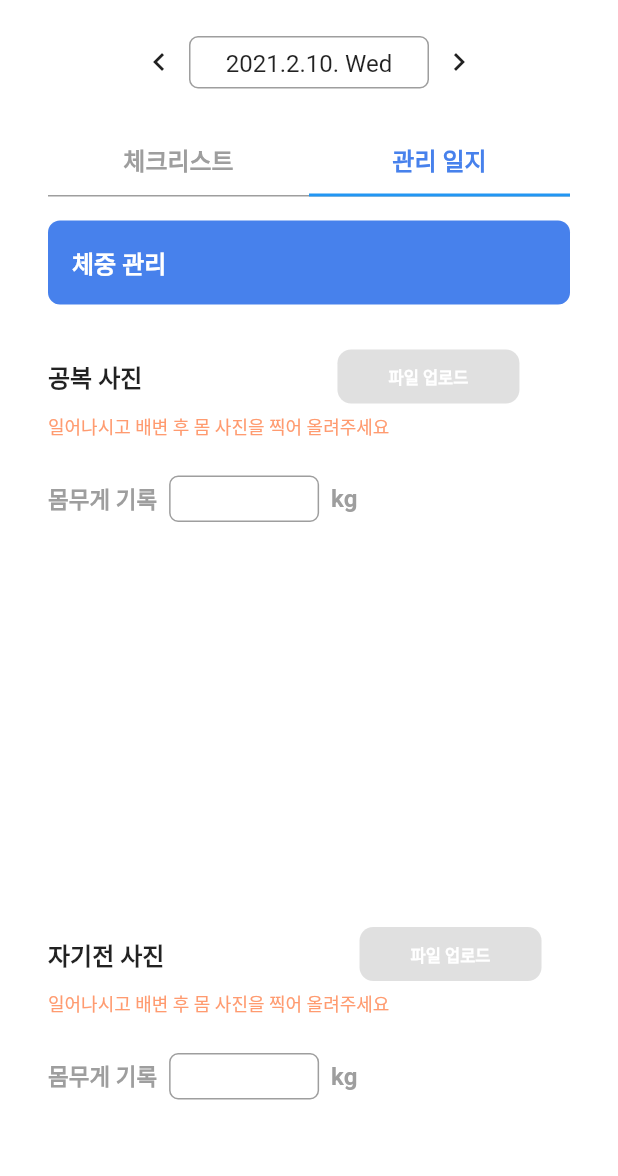
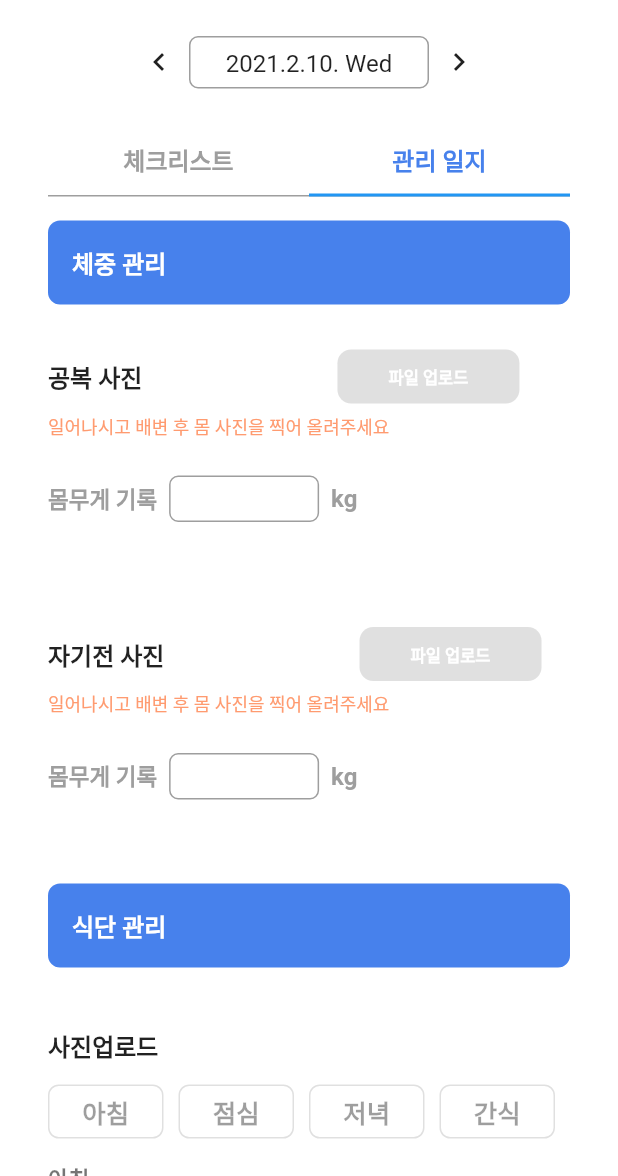
Before and after one commit to namhosung6023/flutter_fitwith_final, a Flutter app: the PremiumMemberPage screen opened directly, tab 2 chosen, on a phone screen of 412 x 824 dp, the part 60-1236 px from its top. Run offline on Flutter 3.47's test engine with Material 2 defaults, Android fonts, the phone set to English and light mode, and no system bars; drawn by our look-alikes of carousel_slider; our stand-ins replace dio, flutter_swiper, image_picker, jwt_decoder, percent_indicator, shared_preferences and 1 more; missing offline and left inert: keyboard_visibility, mime_type, multi_charts; accounts and stored records are empty; network calls fail; Roboto replaces fonts that are missing (SpoqaHanSansNeo).

Commit message:
다이어리 사진 택스트 작업중

```diff
--- a/lib/views/premium/widgets/widget_member_diary.dart
+++ b/lib/views/premium/widgets/widget_member_diary.dart
@@ -227,8 +227,9 @@ class _MemberDiaryState extends State<MemberDiary> {
         const SizedBox(height: 24.0),
         _buildWeight(),
         const SizedBox(height: 16.0),
-        _buildUploadImages(morningBodyList, 0),
+        (morningBodyList.length > 0) ? _buildUploadImages(morningBodyList, 0): Container(),
         const SizedBox(height: 24.0),
+        (morningBodyList.length > 0) ? Text('안녕') : Container(),
       ],
     );
   }
@@ -243,8 +244,9 @@ class _MemberDiaryState extends State<MemberDiary> {
         const SizedBox(height: 24.0),
         _buildWeight(),
         const SizedBox(height: 16.0),
-        _buildUploadImages(nightBodyList, 1),
+        (nightBodyList.length > 0) ?  _buildUploadImages(nightBodyList, 1) : Container(),
         const SizedBox(height: 24.0),
+        (nightBodyList.length > 0) ? Text('안녕') : Container(),
       ],
     );
   }
@@ -275,7 +277,7 @@ class _MemberDiaryState extends State<MemberDiary> {
         const SizedBox(height: 8.0),
         _buildFoodbutton(2,3,4,5),
         const SizedBox(height: 10.0),
-        // _buildUploadMorningFoodSubtitle(),
+        _buildUploadMorningFoodSubtitle(),
         const SizedBox(height: 10.0),
         _buildUploadMorningImages(morningFoodList, 2),
         // if (_value == 0)
@@ -400,10 +402,6 @@ class _MemberDiaryState extends State<MemberDiary> {
   Widget _buildFoodbutton(int pictureNumber2, int pictureNumber3, int pictureNumber4, int pictureNumber5) {
     return Row(
       children: [
-        Text(
-          '아침',
-          style: TextStyle(fontSize: 15, color: Colors.black54, fontWeight:  FontWeight.bold),
-        ),
         Expanded(
           child: OutlineButton(onPressed: (){
             showModalBottomSheet(
@@ -591,16 +589,16 @@ class _MemberDiaryState extends State<MemberDiary> {
   }
 
   ///식단관리에서 사진업로드시 생기는 타이틀
-  // Widget _buildUploadMorningFoodSubtitle() {
-  //   return Row(
-  //     children: [
-  //       Text(
-  //         '아침',
-  //         style: TextStyle(fontSize: 15, color: Colors.black54, fontWeight:  FontWeight.bold),
-  //       )
-  //     ],
-  //   );
-  // }
+  Widget _buildUploadMorningFoodSubtitle() {
+    return Row(
+      children: [
+        Text(
+          '아침',
+          style: TextStyle(fontSize: 15, color: Colors.black54, fontWeight:  FontWeight.bold),
+        )
+      ],
+    );
+  }
 
   Widget _buildUploadNightFoodSubtitle() {
     return Row(
@@ -640,7 +638,12 @@ class _MemberDiaryState extends State<MemberDiary> {
   Widget _buildUploadMorningImages(List<Widget> imageUrlWidgetList, int pictureNumber) {
     return InkWell(
       child: Column(
+        mainAxisAlignment: MainAxisAlignment.start,
         children: [
+          // Text(
+          //   '아침',
+          //   style: TextStyle(fontSize: 15, color: Colors.black54, fontWeight:  FontWeight.bold),
+          // ),
           CarouselSlider(
             options: CarouselOptions(
               height: 200.0,
@@ -935,28 +938,6 @@ class _MemberDiaryState extends State<MemberDiary> {
   }
 }
 
-class Item2 extends StatelessWidget {
-  const Item2({Key key}) : super(key: key);
-
-  @override
-  Widget build(BuildContext context) {
-    return Container(
-      child: Column(
-        mainAxisAlignment: MainAxisAlignment.center,
-        children: <Widget>[
-          Text(
-              "2",
-              style: TextStyle(
-                  color: Colors.white,
-                  fontSize: 22.0,
-                  fontWeight: FontWeight.bold
-              )
-          ),
-        ],
-      ),
-    );
-  }
- }
 
  class PictureCard extends StatelessWidget {
   const PictureCard({
@@ -967,8 +948,7 @@ class Item2 extends StatelessWidget {
    @override
    Widget build(BuildContext context) {
      return Container(
-       width: 100,
-       child: Image.network(pictureUrl),
+           child: Image.network(pictureUrl, fit: BoxFit.fill,)
      );
    }
  }
```
